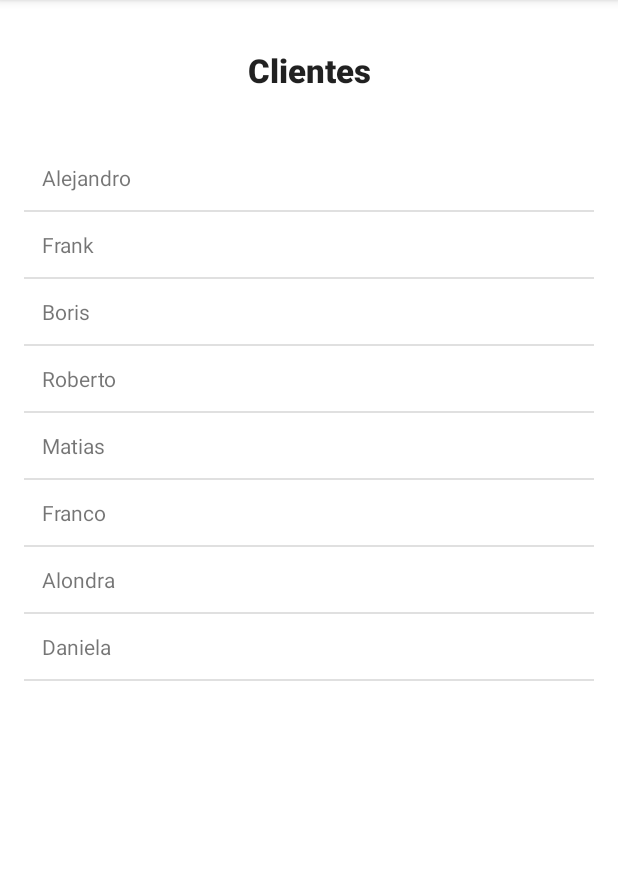
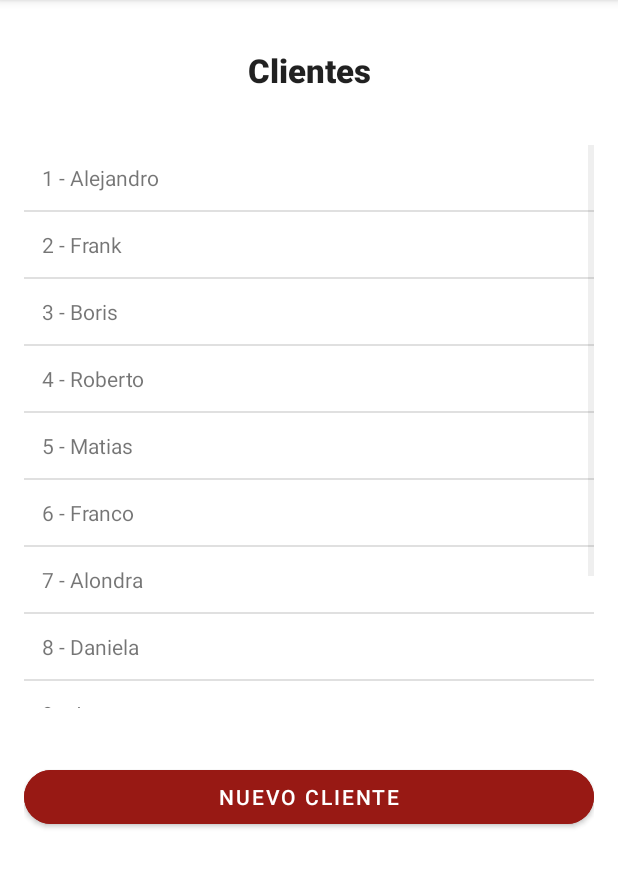
Before and after one commit to Frankmoises7/EVA1_APP_MOVIL, an Android app: the ClientsActivity screen opened directly, with no data from a screen before it, on a phone screen of 412 x 824 dp, the part 84-972 px from its top. Run offline under Robolectric (Android 15) with nearby library versions, the phone set to English and light mode, and no system bars.

Commit message:
Edicion de view Clients y agregado de boton NewClient

```diff
--- a/app/src/main/java/com/example/eva_1_app_movil/ClientItemActivity.kt
+++ b/app/src/main/java/com/example/eva_1_app_movil/ClientItemActivity.kt
@@ -2,6 +2,7 @@ package com.example.eva_1_app_movil
 
 import androidx.appcompat.app.AppCompatActivity
 import android.os.Bundle
+import android.widget.Button
 import android.widget.TextView
 import com.example.eva_1_app_movil.models.Client
 
@@ -14,6 +15,6 @@ class ClientItemActivity : AppCompatActivity() {
 
         val tvTitle = findViewById<TextView>(R.id.client_item_activity_tv_title)
 
-        tvTitle.text = client.title
+        tvTitle.text = "ID ${client.id} - ${client.title}"
     }
 }
--- a/app/src/main/java/com/example/eva_1_app_movil/controllers/ClientsController.kt
+++ b/app/src/main/java/com/example/eva_1_app_movil/controllers/ClientsController.kt
@@ -9,11 +9,11 @@ class ClientsController constructor(ctx: Context){
     fun getAll (): List<Client> {
         val clients = ArrayList<Client>()
         val clientsName = arrayOf<String>(
-            "Alejandro", "Frank", "Boris", "Roberto", "Matias", "Franco", "Alondra", "Daniela"
+            "Alejandro", "Frank", "Boris", "Roberto", "Matias", "Franco", "Alondra", "Daniela", "Jose", "Pedro", "Maria"
         )
         for (i in clientsName.indices) {
             clients.add(Client(
-                id = i.toLong(),
+                id = i.toLong() + 1,
                 title = "${clientsName[i]}",
                 description = "Descripcion $i"
             ))
--- a/app/src/main/java/com/example/eva_1_app_movil/ui/ClientsAdapter.kt
+++ b/app/src/main/java/com/example/eva_1_app_movil/ui/ClientsAdapter.kt
@@ -33,7 +33,7 @@ class ClientsAdapter(ctx: Context, clients: List<Client>): BaseAdapter() {
 
         val tvClient = rowView.findViewById<TextView>(R.id.item_client_tv_title)
 
-        tvClient.text = client.title
+        tvClient.text = "${client.id} - ${client.title}"
 
         return rowView
     }
--- a/app/src/main/res/layout/activity_client_item.xml
+++ b/app/src/main/res/layout/activity_client_item.xml
@@ -33,6 +33,7 @@
                 android:textSize="24sp"
                 android:textStyle="bold"
                 android:textAppearance="@style/TextAppearance.AppCompat.Large"/>
+
         </LinearLayout>
     </ScrollView>
 
--- a/app/src/main/res/layout/activity_clients.xml
+++ b/app/src/main/res/layout/activity_clients.xml
@@ -34,7 +34,17 @@
         <ListView
             android:id="@+id/clients_activity_lv_clients"
             android:layout_width="match_parent"
-            android:layout_height="match_parent" />
+            android:layout_height="375dp" />
+
+        <Button
+            android:id="@+id/clients_activity_btn_NewClient"
+            android:layout_width="match_parent"
+            android:layout_height="wrap_content"
+            android:layout_marginTop="16pt"
+            android:backgroundTint="@color/red_primary"
+            android:text="Nuevo Cliente"
+            app:cornerRadius="20dp" />
+
 
     </LinearLayout>
 
--- a/app/src/main/res/layout/item_client.xml
+++ b/app/src/main/res/layout/item_client.xml
@@ -10,4 +10,5 @@
         android:layout_width="match_parent"
         android:layout_height="wrap_content"
         android:text="Placeholder Client Title" />
+
 </LinearLayout>
```
